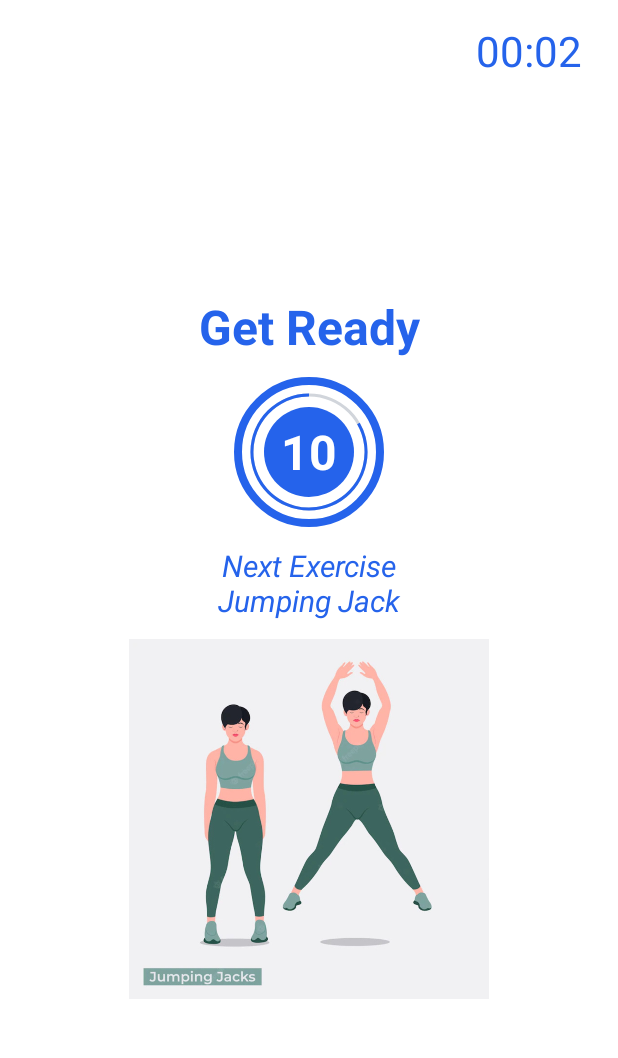
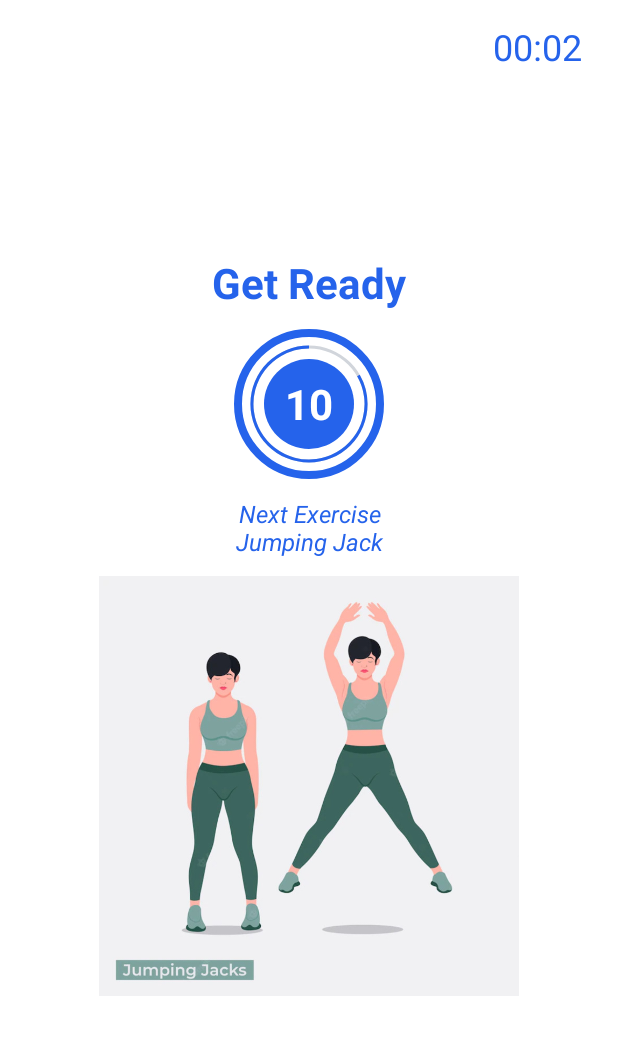
Before and after one commit to holywend/7-minutes-workout-android, an Android app: the screen it shows after launch (ExerciseActivity), after a tap on "START", on a phone screen of 412 x 824 dp, the part 62-1120 px from its top. Run offline under Robolectric (Android 15) with nearby library versions, the phone set to English and light mode, and no system bars.

Commit message:
feat: add music, restructure the exercise model

```diff
--- a/app/src/main/java/wend/web/id/a7minutesworkout/Constant.kt
+++ b/app/src/main/java/wend/web/id/a7minutesworkout/Constant.kt
@@ -1,70 +1,43 @@
 package wend.web.id.a7minutesworkout
 
 object Constant {
+    const val interval: Long = 1000
+    const val restDuration: Long = 12000
+    const val restProgress = (restDuration / 1000).toInt()
+    const val restDisplayName = "Get Ready"
+
     fun defaultExerciseList(): ArrayList<ExerciseModel> {
         val exerciseList = ArrayList<ExerciseModel>()
-        exerciseList.add(ExerciseModel("Get Ready", 0, 12000, "Jumping Jack"))
         exerciseList.add(
-            ExerciseModel(
-                "Jumping Jack",
-                R.drawable.ic_jumping_jack,
-                30000,
-                "Take a breath!"
-            )
+            ExerciseModel(1, "Jumping Jack", R.drawable.ic_jumping_jack, 30000)
         )
-        exerciseList.add(ExerciseModel("Get Ready", 0, 12000, "Forward lunge"))
         exerciseList.add(
-            ExerciseModel(
-                "Forward lunge",
-                R.drawable.ic_lunge,
-                30000,
-                "Take a breath!"
-            )
+            ExerciseModel(2, "Forward lunge", R.drawable.ic_lunge, 30000)
         )
-        exerciseList.add(ExerciseModel("Get Ready", 0, 12000, "Forearm plank"))
-        exerciseList.add(ExerciseModel("Forearm Plank", R.drawable.ic_plank, 30000, "Take a breath!"))
-        exerciseList.add(ExerciseModel("Get Ready", 0, 12000, "Push Up"))
-        exerciseList.add(ExerciseModel("Push Up", R.drawable.ic_push_up, 30000, "Take a breath!"))
-        exerciseList.add(ExerciseModel("Get Ready", 0, 12000, "Push Up Rotation"))
         exerciseList.add(
-            ExerciseModel(
-                "Push Up Rotation",
-                R.drawable.ic_push_up_rotation,
-                30000,
-                "Take a breath!"
-            )
+            ExerciseModel(3, "Forearm Plank", R.drawable.ic_plank, 30000)
         )
-        exerciseList.add(ExerciseModel("Get Ready", 0, 12000, "Side plank"))
         exerciseList.add(
-            ExerciseModel(
-                "Side Plank",
-                R.drawable.ic_side_plank,
-                30000,
-                "Take a breath!"
-            )
+            ExerciseModel(4, "Push Up", R.drawable.ic_push_up, 30000)
         )
-        exerciseList.add(ExerciseModel("Get Ready", 0, 12000, "Squat"))
-        exerciseList.add(ExerciseModel("Squat", R.drawable.ic_squat, 30000, "Take a breath!"))
-        exerciseList.add(ExerciseModel("Get Ready", 0, 12000, "Step up on chair"))
         exerciseList.add(
-            ExerciseModel(
-                "Step up on chair",
-                R.drawable.ic_step_up_chair,
-                30000,
-                "Take a breath!"
-            )
+            ExerciseModel(5,"Push Up Rotation", R.drawable.ic_push_up_rotation, 30000)
         )
-        exerciseList.add(ExerciseModel("Get Ready", 0, 12000, "Triceps dips on chair"))
         exerciseList.add(
-            ExerciseModel(
-                "Triceps dips on chair",
-                R.drawable.ic_triceps_dips_on_chair,
-                30000,
-                "Take a breath!"
-            )
+            ExerciseModel(6, "Side Plank", R.drawable.ic_side_plank, 30000)
         )
-        exerciseList.add(ExerciseModel("Get Ready", 0, 12000, "Wall sit"))
-        exerciseList.add(ExerciseModel("Wall sit", R.drawable.ic_wall_sit, 30000, "Congratulation for completing the 7 minutes workout"))
+        exerciseList.add(
+            ExerciseModel(7,"Squat", R.drawable.ic_squat, 30000)
+        )
+        exerciseList.add(
+            ExerciseModel(8,"Step up on chair", R.drawable.ic_step_up_chair, 30000)
+        )
+        exerciseList.add(
+            ExerciseModel(9, "Triceps dips", R.drawable.ic_triceps_dips_on_chair, 30000)
+        )
+        exerciseList.add(
+            ExerciseModel(10, "Wall sit", R.drawable.ic_wall_sit, 30000)
+        )
         return exerciseList
     }
 }
--- a/app/src/main/java/wend/web/id/a7minutesworkout/ExerciseActivity.kt
+++ b/app/src/main/java/wend/web/id/a7minutesworkout/ExerciseActivity.kt
@@ -1,5 +1,7 @@
 package wend.web.id.a7minutesworkout
 
+import android.media.MediaPlayer
+import android.net.Uri
 import androidx.appcompat.app.AppCompatActivity
 import android.os.Bundle
 import android.os.CountDownTimer
@@ -13,20 +15,20 @@ import java.util.*
 class ExerciseActivity : AppCompatActivity(), TextToSpeech.OnInitListener {
     private var binding: ActivityExerciseBinding? = null
 
+    private val exerciseModelList = Constant.defaultExerciseList()
+    private var currentIndex = 0 // current exercise index
+
+    // music / sound related
+    private var t2speech: TextToSpeech? = null
+    private var player: MediaPlayer? = null
+
     private var timer: CountDownTimer? = null
+    private var lapsedProgress = 0 // store lapsed progress second
+    private var lapsedMinutes = 0 // store lapsed minutes
+    private var lapsedSeconds = 0 // store lapsed seconds
+    private var totalTime: String? = null // store total lapse
 
-    private var lapsedProgress = 0
-
-    private val timerInterval: Long = 1000
-
-    private val exerciseModelList = Constant.defaultExerciseList()
-    private var currentIndex = 0
-
-    private var t2speech: TextToSpeech? = null
-
-    private var lapsedMinutes = 0
-    private var lapsedSeconds = 0
-    private var totalTime: String? = null
+    private var isResting = true
 
     override fun onCreate(savedInstanceState: Bundle?) {
         super.onCreate(savedInstanceState)
@@ -43,29 +45,60 @@ class ExerciseActivity : AppCompatActivity(), TextToSpeech.OnInitListener {
         binding?.tbExercise?.setNavigationOnClickListener {
             onBackPressed()
         }
+        // play music
+        try {
+            val soundUri =
+                Uri.parse("android.resource://wend.web.id.a7minutesworkout/" + R.raw.happy_travel_pop)
+            player = MediaPlayer.create(applicationContext, soundUri)
+            player?.isLooping = true
+            player?.setVolume(0.2f,0.2f)
+            player?.start()
+        } catch (e: Exception) {
+            e.printStackTrace()
+        }
 
         startExerciseTimer()
     }
 
     private fun startTimer() {
         binding?.pbExercise?.progress = lapsedProgress
-        binding?.pbExercise?.max = exerciseModelList[currentIndex].maxProgress
-        binding?.tvTitle?.text = exerciseModelList[currentIndex].name
-        if (exerciseModelList[currentIndex].img == 0) { // resting
+        if (isResting) { // resting
+
+            // set the progress and display current progress name
+            // currently it is resting progress
+            binding?.pbExercise?.max = Constant.restProgress
+            binding?.tvTitle?.text = Constant.restDisplayName
+            // hide exercise image
+            // show next exercise name and image
             binding?.ivExercise?.visibility = View.GONE
             binding?.tvNext?.visibility = View.VISIBLE
             binding?.ivNext?.visibility = View.VISIBLE
-            binding?.ivNext?.setImageResource(exerciseModelList[currentIndex + 1].img)
-            val next = "Next Exercise\n" + exerciseModelList[currentIndex + 1].name
+
+            // set name and image for next exercise
+            binding?.ivNext?.setImageResource(exerciseModelList[currentIndex].img)
+            val next = "Next Exercise\n" + exerciseModelList[currentIndex].name
             binding?.tvNext?.text = next
+            // call the timer
+            createTimerObject(Constant.restDuration)
+        } else { // exercise
 
-        } else { // exercise
+            // set the progress and display current progress name
+            // current exercise
+            binding?.pbExercise?.max = exerciseModelList[currentIndex].maxProgress
+            binding?.tvTitle?.text = exerciseModelList[currentIndex].name
+            // show exercise image
+            // hide next exercise name and image
             binding?.ivExercise?.visibility = View.VISIBLE
             binding?.tvNext?.visibility = View.GONE
             binding?.ivNext?.visibility = View.GONE
             binding?.ivExercise?.setImageResource(exerciseModelList[currentIndex].img)
+            // call the timer
+            createTimerObject(exerciseModelList[currentIndex].duration)
         }
-        timer = object : CountDownTimer(exerciseModelList[currentIndex].duration, timerInterval) {
+
+    }
+    private fun createTimerObject(duration: Long) {
+        timer = object : CountDownTimer(duration, Constant.interval) {
             override fun onTick(p0: Long) {
                 lapsedSeconds++
                 if (lapsedSeconds == 60) {
@@ -75,24 +108,40 @@ class ExerciseActivity : AppCompatActivity(), TextToSpeech.OnInitListener {
                 totalTime = "%02d".format(lapsedMinutes) + ":" + "%02d".format(lapsedSeconds)
                 binding?.tvTotalTime?.text = totalTime
                 lapsedProgress++
-                val remainingTime = exerciseModelList[currentIndex].maxProgress - lapsedProgress
+                val remainingTime = if (isResting) {
+                    Constant.restProgress - lapsedProgress
+                }else{
+                    exerciseModelList[currentIndex].maxProgress - lapsedProgress
+                }
                 binding?.pbExercise?.progress = remainingTime
                 binding?.tvTimer?.text = remainingTime.toString()
 
-                if (remainingTime == 0) {
-                    speakOut(exerciseModelList[currentIndex].nextPrompt)
-                } else if (remainingTime <= 8) {
-                    speakOut(remainingTime.toString())
+                // text to speech
+                if (isResting){
+                    if (remainingTime == 8) {
+                        speakOut("Next exercise is "+exerciseModelList[currentIndex].name)
+                    } else if (remainingTime == 0) {
+                        speakOut("Go!")
+                    } else if (remainingTime <= 3) {
+                        speakOut(remainingTime.toString())
+                    }
+                } else {
+                    if (remainingTime == 0) {
+                        speakOut("Take a break")
+                    } else if (remainingTime <= 8){
+                        speakOut(remainingTime.toString())
+                    }
                 }
             }
 
             override fun onFinish() {
-                if (currentIndex + 1 < exerciseModelList.size) {
-                    currentIndex++
+                exerciseModelList[currentIndex].isCompleted = true
+                if (currentIndex < exerciseModelList.size) {
+                    if (!isResting) {currentIndex++}
+                    isResting = !isResting
                     lapsedProgress = 0
                     startTimer() // continue call itself
                 } else {
-
                     Toast.makeText(
                         this@ExerciseActivity,
                         "Workout Finished!",
@@ -124,6 +173,10 @@ class ExerciseActivity : AppCompatActivity(), TextToSpeech.OnInitListener {
             t2speech?.stop()
             t2speech?.shutdown()
         }
+        if (player != null) {
+            player?.stop()
+            player = null
+        }
         t2speech = null
         binding = null
     }
--- a/app/src/main/java/wend/web/id/a7minutesworkout/ExerciseModel.kt
+++ b/app/src/main/java/wend/web/id/a7minutesworkout/ExerciseModel.kt
@@ -1,5 +1,11 @@
 package wend.web.id.a7minutesworkout
 
-class ExerciseModel(var name: String, var img: Int, var duration: Long, var nextPrompt: String) {
-var maxProgress = (duration / 1000).toInt()
+class ExerciseModel(
+    val id: Int,
+    val name: String,
+    val img: Int,
+    val duration: Long
+) {
+    val maxProgress = (duration / 1000).toInt()
+    var isCompleted: Boolean = false
 }
--- a/app/src/main/res/layout/activity_exercise.xml
+++ b/app/src/main/res/layout/activity_exercise.xml
@@ -32,7 +32,9 @@
     <ImageView
         android:id="@+id/iv_exercise"
         android:layout_width="match_parent"
-        android:layout_height="560dp"
+        android:layout_height="520dp"
+        android:layout_marginHorizontal="16dp"
+        android:contentDescription="@string/exercise_image"
         tools:visibility="gone"
         tools:src="@drawable/ic_lunge"
         app:layout_constraintTop_toBottomOf="@id/tbExercise"
@@ -61,7 +63,7 @@
         app:layout_constraintEnd_toEndOf="parent"
         app:layout_constraintStart_toStartOf="parent"
         app:layout_constraintTop_toBottomOf="@id/iv_exercise"
-        app:layout_constraintVertical_bias="0.35">
+        app:layout_constraintVertical_bias="0.30">
 
         <ProgressBar
             android:id="@+id/pbExercise"
@@ -110,9 +112,10 @@
         />
     <ImageView
         android:id="@+id/ivNext"
-        android:layout_width="240dp"
-        android:layout_height="240dp"
+        android:layout_width="280dp"
+        android:layout_height="280dp"
         android:layout_marginTop="12dp"
+        android:contentDescription="@string/next_exercise_image"
         tools:visibility="visible"
         tools:src="@drawable/ic_lunge"
         app:layout_constraintTop_toBottomOf="@id/tvNext"
--- a/app/src/main/res/values/dimens.xml
+++ b/app/src/main/res/values/dimens.xml
@@ -1,14 +1,14 @@
 <?xml version="1.0" encoding="utf-8"?>
 <resources>
     <dimen name="main_screen_padding">5dp</dimen>
-    <dimen name="text_xs">12sp</dimen>
-    <dimen name="text_sm">16sp</dimen>
-    <dimen name="text_md">20sp</dimen>
-    <dimen name="text_base">24sp</dimen>
-    <dimen name="text_lg">28sp</dimen>
-    <dimen name="text_xl">32sp</dimen>
-    <dimen name="text_2xl">36sp</dimen>
-    <dimen name="text_3xl">40sp</dimen>
-    <dimen name="text_4xl">44sp</dimen>
-    <dimen name="text_5xl">48sp</dimen>
+    <dimen name="text_xs">8sp</dimen>
+    <dimen name="text_sm">12sp</dimen>
+    <dimen name="text_md">16sp</dimen>
+    <dimen name="text_base">20sp</dimen>
+    <dimen name="text_lg">24sp</dimen>
+    <dimen name="text_xl">28sp</dimen>
+    <dimen name="text_2xl">32sp</dimen>
+    <dimen name="text_3xl">36sp</dimen>
+    <dimen name="text_4xl">40sp</dimen>
+    <dimen name="text_5xl">44sp</dimen>
 </resources>
--- a/app/src/main/res/values/strings.xml
+++ b/app/src/main/res/values/strings.xml
@@ -4,4 +4,6 @@
     <string name="main_image">main image</string>
     <string name="get_ready_for">GET READY FOR</string>
     <string name="created_wendy_2022">created wendy@2022</string>
+    <string name="exercise_image">exercise image</string>
+    <string name="next_exercise_image">next exercise image</string>
 </resources>
```
Also changed, not shown: 1 other file.
